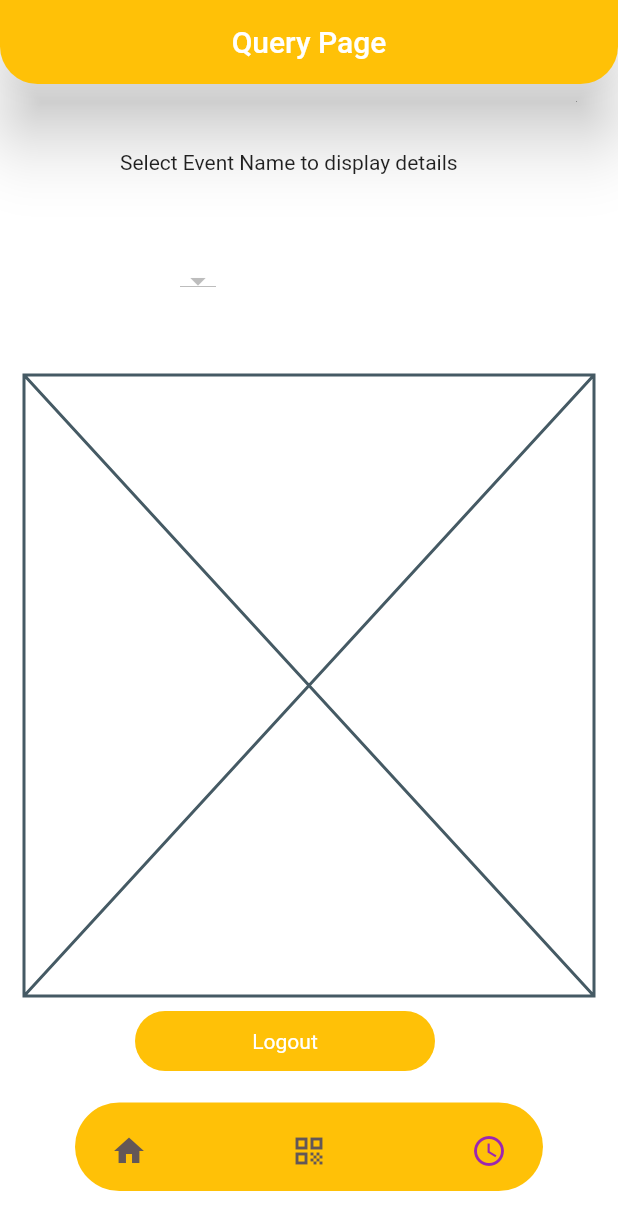
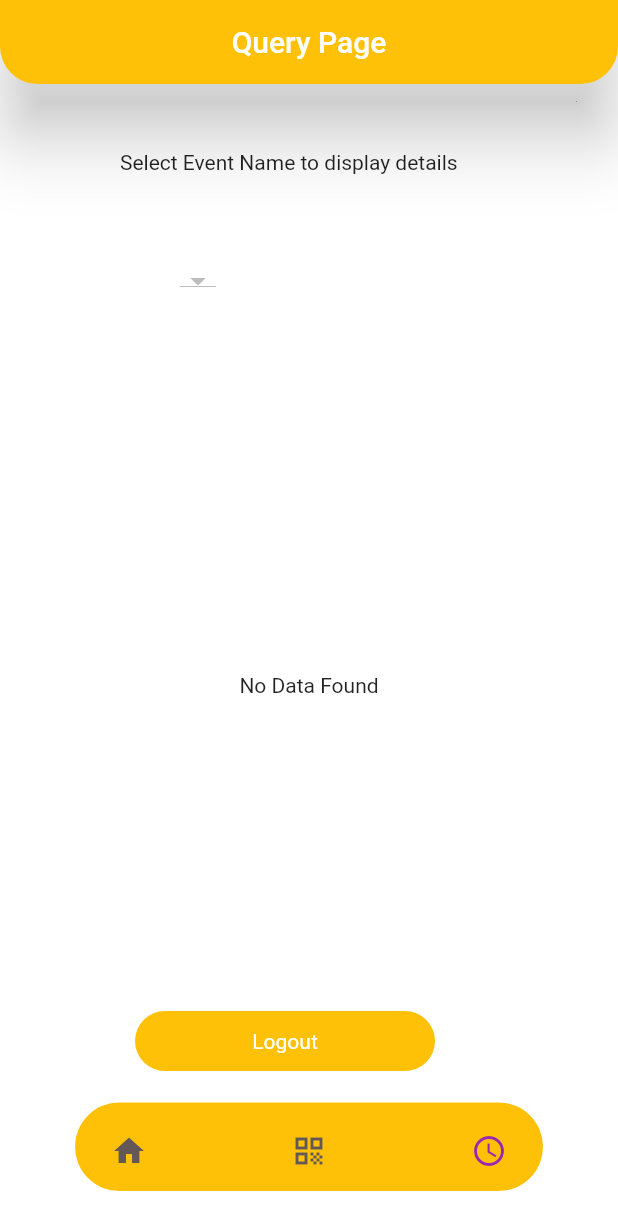
Before and after one commit to Aaryanajith/AttendenceTracker_Frontend, a Flutter app: the DetailScreen screen opened by its route, on a phone screen of 412 x 824 dp. Shown: the top 1230 px of the screen. Run offline on Flutter 3.47's test engine with Material 2 defaults, Android fonts, the phone set to English and light mode, and no system bars; drawn by our look-alikes of dot_navigation_bar; our stand-ins replace another_flushbar, shared_preferences; missing offline and left inert: barcode_scan2; accounts and stored records are empty; network calls fail.

Commit message:
fix: displaying data in details page

```diff
--- a/lib/data/network/NetworkApiServices.dart
+++ b/lib/data/network/NetworkApiServices.dart
@@ -53,7 +53,7 @@ class NetworkApiService extends BaseApiServices {
       // Retrieve the access token from SharedPreferences
       final userPreference = await SharedPreferences.getInstance();
       final String? accessToken = userPreference.getString('token');
-      debugPrint('post with access token request accessed$accessToken');
+      // debugPrint('post with access token request accessed$accessToken');
 
       if (accessToken != null) {
         final headers = {
--- a/lib/repositories/event_repository.dart
+++ b/lib/repositories/event_repository.dart
@@ -3,7 +3,6 @@ import 'package:attendencetracker/data/network/NetworkApiServices.dart';
 import 'package:attendencetracker/data/response/api_response.dart';
 import 'package:attendencetracker/model/getEvent_model.dart';
 import 'package:attendencetracker/resources/app_url.dart';
-import 'package:flutter/material.dart';
 
 class EventRepository {
   final BaseApiServices _apiServices = NetworkApiService();
@@ -26,7 +25,7 @@ class EventRepository {
           jsonResponseList.map((json) => EventList.fromJson(json)).toList();
       ApiResponse<List<EventList>> apiResponse =
           ApiResponse.completed(eventList);
-      debugPrint("response ${apiResponse.data}");
+      // debugPrint("response ${apiResponse.data}");
       return apiResponse;
     } catch (e) {
       rethrow;
--- a/lib/repositories/getAttendee_repository.dart
+++ b/lib/repositories/getAttendee_repository.dart
@@ -1,15 +1,16 @@
+// ignore_for_file: file_names
+
 import 'package:attendencetracker/data/network/BaseApiServices.dart';
 import 'package:attendencetracker/data/network/NetworkApiServices.dart';
-import 'package:attendencetracker/model/getAttendees_model.dart';
 import 'package:attendencetracker/resources/app_url.dart';
 
 class GetAttendeeRepository {
   final BaseApiServices _apiServices = NetworkApiService();
 
-  Future<GetAttendees> getAttendee(dynamic data) async {
+  Future<dynamic> getAttendee(dynamic data) async {
     try {
       dynamic response =
-          await _apiServices.getPostApiResponse_(AppUrl.getAttendes, data);
+          await _apiServices.getPostApiResponse_(AppUrl.getAttendees, data);
       return response;
     } catch (e) {
       rethrow;
--- a/lib/resources/app_url.dart
+++ b/lib/resources/app_url.dart
@@ -6,6 +6,6 @@ class AppUrl {
   static var addEvent = '${baseUrl}create_event/';
   static var getEvent = '${baseUrl}get_events/';
   static var deleteEvent = '${baseUrl}delete_event/';
-  static var getAttendes = '${baseUrl}get_attendees/';
+  static var getAttendees = '${baseUrl}get_attendees/';
   static var markAttendence = '${baseUrl}mark_attendence/';
 }
--- a/lib/view/details_screen.dart
+++ b/lib/view/details_screen.dart
@@ -1,5 +1,6 @@
 // ignore_for_file: unused_field
 
+import 'package:attendencetracker/model/getAttendees_model.dart';
 import 'package:attendencetracker/resources/color.dart';
 import 'package:attendencetracker/resources/components/round_buttom.dart';
 import 'package:attendencetracker/utlities/routes/route_names.dart';
@@ -38,7 +39,7 @@ class _DetailScreenState extends State<DetailScreen>
     super.initState();
   }
 
-  String? selectedType; // Variable to store the selected dropdown item
+  String? selectedType;
 
   void _handleIndexChanged(int i) {
     setState(() {
@@ -56,10 +57,6 @@ class _DetailScreenState extends State<DetailScreen>
     eventViewModel = Provider.of<EventViewModel>(context);
 
     final getAttendeeViewModel = Provider.of<GetAttendeeViewModel>(context);
-    // final dynamic result =
-    //     getAttendeeViewModel.getAttendeeApi(selectedType);
-    // List<Map<String, dynamic>> attendeesData =
-    //     (result as List<Map<String, dynamic>>) ?? [];
 
     return Scaffold(
       extendBodyBehindAppBar: true,
@@ -87,42 +84,60 @@ class _DetailScreenState extends State<DetailScreen>
                   );
                 }).toList(),
                 value: selectedType,
-                onChanged: (value) {
-                  setState(() {
-                    selectedType = value;
-                    getAttendeeViewModel.getAttendeeApi(value, context);
-                  });
+                onChanged: (String? value) {
+                  if (value != null) {
+                    setState(() {
+                      selectedType = value;
+                      Map data = {
+                        "event_name": selectedType.toString(),
+                      };
+                      getAttendeeViewModel.getAttendeeApi(data, context);
+                    });
+                  }
                 },
               ),
             ),
-            const Positioned(
-              top: 250, // Adjust the position as needed
-              left: 16, // Adjust the position as needed
-              right: 16, // Adjust the position as needed
-              bottom: 160, // Adjust the position as needed
-              // child: attendeesData.isEmpty
-              //     ? const Center(child: Text('No attendees to display'))
-              //     : ListView.builder(
-              //         itemCount: attendeesData.length,
-              //         itemBuilder: (context, index) {
-              //           final attendee = attendeesData[index];
-              //           return Card(
-              //             margin: EdgeInsets.only(bottom: 16),
-              //             child: ListTile(
-              //               title: Text('ID: ${attendee['id']}'),
-              //               subtitle: Column(
-              //                 crossAxisAlignment: CrossAxisAlignment.start,
-              //                 children: [
-              //                   Text('Name: ${attendee['name']}'),
-              //                   Text('Email: ${attendee['email']}'),
-              //                   Text('Roll Number: ${attendee['roll_number']}'),
-              //                 ],
-              //               ),
-              //             ),
-              //           );
-              //         },
-              //       ),
-              child: Placeholder(),
+            Positioned(
+              top: 250,
+              left: 16,
+              right: 16,
+              bottom: 160,
+              // child: Placeholder(),
+              child: FutureBuilder<List<GetAttendees>?>(
+                future: getAttendeeViewModel.getAttendeeApi({"event_name": selectedType.toString()}, context),
+                builder: (context, snapshot) {
+                  if (snapshot.connectionState == ConnectionState.waiting) {
+                    return const Center(child: CircularProgressIndicator());
+                  } else if (!snapshot.hasData || snapshot.data!.isEmpty){
+                    return const Center(child: Text('No Data Found'));
+                  }else if (snapshot.hasError) {
+                    return Text('Error: ${snapshot.error}');
+                  } else {
+
+                    List<GetAttendees>? attendeesData = snapshot.data;
+
+                    return ListView.builder(
+                      itemCount: attendeesData?.length ?? 0,
+                      itemBuilder: (context, index) {
+                        return Card(
+                          child: ListTile(
+                            title: Text('Name: ${attendeesData?[index].name}'),
+                            subtitle:
+                                Column(
+                                  crossAxisAlignment: CrossAxisAlignment.start,
+                                  children: [
+                                    Text('ID: ${attendeesData?[index].id}'),
+                                    Text('Email: ${attendeesData?[index].email}'),
+                                    Text('Roll No: ${attendeesData?[index].rollNumber}'),
+                                  ],
+                                )
+                          ),
+                        );
+                      },
+                    );
+                  }
+                },
+              ),
             ),
             Positioned(
               bottom: 110,
@@ -142,7 +157,7 @@ class _DetailScreenState extends State<DetailScreen>
       bottomNavigationBar: BottomNavigationBarUtils(
         currentIndex: _SelectedTab.values.indexOf(_selectedTab),
         onTabTapped: _handleIndexChanged,
-        onQRCodePressed: _onQRCodePressed, // Pass the callback here
+        onQRCodePressed: _onQRCodePressed,
       ),
     );
   }
--- a/lib/view/scanner_screen.dart
+++ b/lib/view/scanner_screen.dart
@@ -1,4 +1,4 @@
-// ignore_for_file: unused_field
+// ignore_for_file: unused_field, unused_local_variable
 
 import 'package:attendencetracker/utlities/utils.dart';
 import 'package:flutter/material.dart';
--- a/lib/view_model/getEventViewModel.dart
+++ b/lib/view_model/getEventViewModel.dart
@@ -32,7 +32,7 @@ class EventViewModel with ChangeNotifier {
     String json = jsonEncode(value.data);
     List<Map<String, dynamic>> events = List<Map<String, dynamic>>.from(jsonDecode(json));
     List<String> eventNames = events.map((event) => event['event_name'].toString()).toList();
-    debugPrint("JSON Response: $eventNames");
+    // debugPrint("JSON Response: $eventNames");
     return eventNames;
   } catch (error) {
     setEventList(ApiResponse.error(error.toString()));
--- a/lib/view_model/tokenViewModel.dart
+++ b/lib/view_model/tokenViewModel.dart
@@ -21,12 +21,6 @@ class TokenViewModel with ChangeNotifier {
     return TokenModel(access: token.toString());
   }
 
-  Future<TokenModel> getRefresh() async {
-    final SharedPreferences sharedPreferences =
-        await SharedPreferences.getInstance();
-    final String? refresh = sharedPreferences.getString('refresh');
-    return TokenModel(refresh: refresh.toString());
-  }
 
   Future<bool> remove() async {
     final SharedPreferences sharedPreferences =
```
Also changed, not shown: lib/model/getAttendees_model.dart (+3 -12 lines), lib/view/home_screen.dart (+32 -32 lines), lib/view_model/getAttendeeViewModel.dart (+18 -7 lines).
